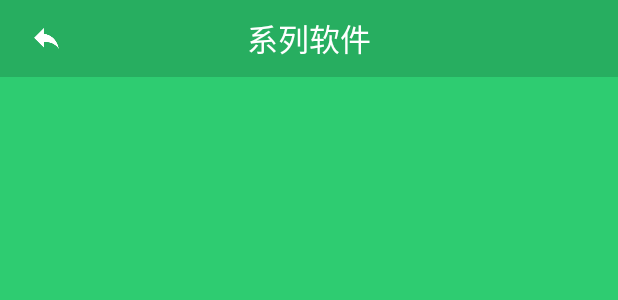
After one commit to xzlyf/SimpleKeepAccount, an Android app: the layout activity_family.xml on its own in the app's theme, with its tools: preview values and no code run, on a phone screen of 412 x 824 dp. The commit adds this screen. Shown: the top 300 px of the screen. Run offline under Robolectric (Android 15) with nearby library versions, the phone set to English and light mode, and no system bars.

Commit message:
家族软件

```diff
--- a/app/src/main/AndroidManifest.xml
+++ b/app/src/main/AndroidManifest.xml
@@ -18,7 +18,8 @@
         android:roundIcon="@drawable/logo_max"
         android:supportsRtl="true"
         android:theme="@style/AppNoTitle">
-        <activity android:name=".activity.home.AnalyzeActivity"></activity>
+        <activity android:name=".activity.setting.FamilyActivity"></activity>
+        <activity android:name=".activity.home.AnalyzeActivity" />
         <activity android:name=".activity.setting.BackupActivity" />
         <activity
             android:name=".activity.setting.LockActivity"
--- a/app/src/main/java/com/xz/ska/model/Model.java
+++ b/app/src/main/java/com/xz/ska/model/Model.java
@@ -40,5 +40,4 @@ public class Model implements IModel {
         }).start();
     }
 
-
 }
--- a/app/src/main/java/com/xz/ska/presenter/Presenter.java
+++ b/app/src/main/java/com/xz/ska/presenter/Presenter.java
@@ -244,6 +244,7 @@ public class Presenter {
 
                 } catch (JSONException e) {
                     e.printStackTrace();
+                    view.mToast("网络异常");
                 }
 
             }
--- /dev/null
+++ b/app/src/main/res/layout/activity_family.xml
@@ -0,0 +1,45 @@
+<?xml version="1.0" encoding="utf-8"?>
+<android.support.constraint.ConstraintLayout xmlns:android="http://schemas.android.com/apk/res/android"
+    xmlns:app="http://schemas.android.com/apk/res-auto"
+    xmlns:tools="http://schemas.android.com/tools"
+    android:layout_width="match_parent"
+    android:layout_height="match_parent"
+    android:background="#2ecc71"
+    tools:context=".activity.setting.FamilyActivity">
+
+    <FrameLayout
+        android:id="@+id/tv_toolbar"
+        android:layout_width="match_parent"
+        android:layout_height="wrap_content"
+        android:background="#27ae60"
+        android:orientation="horizontal"
+        app:layout_constraintLeft_toLeftOf="parent"
+        app:layout_constraintTop_toTopOf="parent">
+
+        <TextView
+            android:id="@+id/tv_title"
+            android:layout_width="match_parent"
+            android:layout_height="@dimen/dp_45"
+            android:gravity="center"
+            android:text="系列软件"
+            android:textColor="@color/white"
+            android:textSize="@dimen/sp_18" />
+
+        <ImageView
+            android:id="@+id/tv_back"
+            android:layout_width="@dimen/dp_30"
+            android:layout_height="@dimen/dp_30"
+            android:layout_gravity="center_vertical"
+            android:layout_marginStart="@dimen/dp_12"
+            android:background="@drawable/selector_btn"
+            android:clickable="true"
+            android:focusable="true"
+            android:padding="@dimen/dp_5"
+            android:src="@drawable/ic_back_white" />
+    </FrameLayout>
+
+    <android.support.v7.widget.RecyclerView
+        android:layout_width="match_parent"
+        android:layout_height="wrap_content"
+        app:layout_constraintTop_toBottomOf="@+id/tv_toolbar" />
+</android.support.constraint.ConstraintLayout>
--- a/app/src/main/res/layout/activity_my_self.xml
+++ b/app/src/main/res/layout/activity_my_self.xml
@@ -313,6 +313,7 @@
                 android:textColor="@color/divider" />
 
             <FrameLayout
+                android:id="@+id/btn10"
                 android:layout_width="match_parent"
 
                 android:layout_height="@dimen/dp_34"
@@ -362,7 +363,6 @@
 
             <FrameLayout
                 android:layout_width="match_parent"
-
                 android:layout_height="@dimen/dp_34"
                 android:layout_marginTop="@dimen/dp_2"
                 android:background="@color/white"
```
Also changed, not shown: app/src/main/java/com/xz/ska/activity/setting/FamilyActivity.java (added, +128 -0 lines), app/src/main/java/com/xz/ska/activity/setting/MySelfActivity.java (+8 -0 lines), app/src/main/java/com/xz/ska/constan/Local.java (+11 -4 lines).
